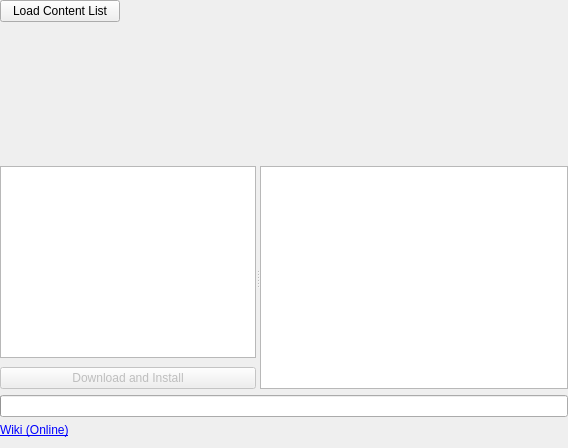
Above: generic/contentdownloaderplugin/form.ui from psi-im/plugins before the change. Below: the same form after it.
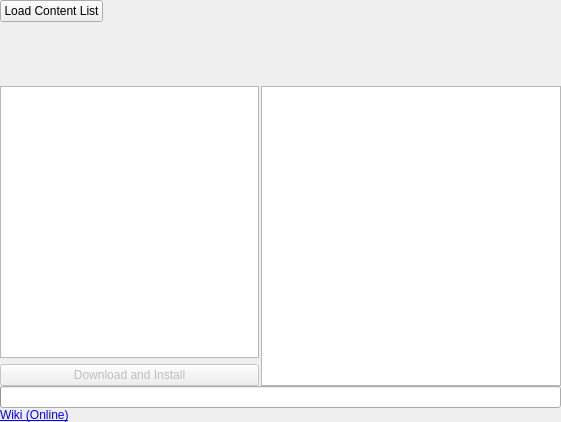
That is the form after the change.

Commit message: Updated contentdownloaderplugin. Fixed work with resources after previous commits. Optimized ui-file Code refactoring. Version up to 0.2.6

```diff
--- a/generic/contentdownloaderplugin/form.ui
+++ b/generic/contentdownloaderplugin/form.ui
@@ -6,20 +6,32 @@
    <rect>
     <x>0</x>
     <y>0</y>
-    <width>568</width>
-    <height>448</height>
+    <width>561</width>
+    <height>422</height>
    </rect>
   </property>
   <property name="sizePolicy">
-   <sizepolicy hsizetype="Expanding" vsizetype="Expanding">
+   <sizepolicy hsizetype="MinimumExpanding" vsizetype="Preferred">
     <horstretch>0</horstretch>
     <verstretch>0</verstretch>
    </sizepolicy>
   </property>
+  <property name="minimumSize">
+   <size>
+    <width>561</width>
+    <height>0</height>
+   </size>
+  </property>
   <property name="windowTitle">
    <string>Proxy Authentication Required</string>
   </property>
   <layout class="QVBoxLayout" name="verticalLayout">
+   <property name="spacing">
+    <number>0</number>
+   </property>
+   <property name="sizeConstraint">
+    <enum>QLayout::SetMinAndMaxSize</enum>
+   </property>
    <property name="leftMargin">
     <number>0</number>
    </property>
@@ -29,44 +41,69 @@
    <property name="rightMargin">
     <number>0</number>
    </property>
+   <property name="bottomMargin">
+    <number>0</number>
+   </property>
    <item>
     <widget class="QWidget" name="widgetLoadList" native="true">
-     <layout class="QGridLayout" name="gridLayout">
-      <property name="margin">
-       <number>0</number>
-      </property>
+     <layout class="QVBoxLayout" name="vL">
       <property name="spacing">
        <number>0</number>
       </property>
-      <item row="0" column="0">
-       <widget class="QPushButton" name="btnLoadList">
-        <property name="text">
-         <string>Load Content List</string>
+      <property name="leftMargin">
+       <number>0</number>
+      </property>
+      <property name="topMargin">
+       <number>0</number>
+      </property>
+      <property name="rightMargin">
+       <number>0</number>
+      </property>
+      <property name="bottomMargin">
+       <number>0</number>
+      </property>
+      <item>
+       <layout class="QHBoxLayout" name="hL">
+        <property name="spacing">
+         <number>0</number>
         </property>
-       </widget>
+        <item>
+         <widget class="QPushButton" name="btnLoadList">
+          <property name="sizePolicy">
+           <sizepolicy hsizetype="Fixed" vsizetype="Fixed">
+            <horstretch>0</horstretch>
+            <verstretch>0</verstretch>
+           </sizepolicy>
+          </property>
+          <property name="text">
+           <string>Load Content List</string>
+          </property>
+         </widget>
+        </item>
+        <item>
+         <spacer name="horizontalSpacer">
+          <property name="orientation">
+           <enum>Qt::Horizontal</enum>
+          </property>
+          <property name="sizeHint" stdset="0">
+           <size>
+            <width>40</width>
+            <height>20</height>
+           </size>
+          </property>
+         </spacer>
+        </item>
+       </layout>
       </item>
-      <item row="1" column="0">
+      <item>
        <spacer name="verticalSpacer">
         <property name="orientation">
          <enum>Qt::Vertical</enum>
         </property>
         <property name="sizeHint" stdset="0">
          <size>
-          <width>120</width>
-          <height>64</height>
-         </size>
-        </property>
-       </spacer>
-      </item>
-      <item row="0" column="1">
-       <spacer name="horizontalSpacer">
-        <property name="orientation">
-         <enum>Qt::Horizontal</enum>
-        </property>
-        <property name="sizeHint" stdset="0">
-         <size>
-          <width>40</width>
-          <height>20</height>
+          <width>20</width>
+          <height>40</height>
          </size>
         </property>
        </spacer>
@@ -76,11 +113,11 @@
    </item>
    <item>
     <widget class="QWidget" name="widgetContent" native="true">
-     <property name="sizePolicy">
-      <sizepolicy hsizetype="Expanding" vsizetype="Expanding">
-       <horstretch>0</horstretch>
-       <verstretch>0</verstretch>
-      </sizepolicy>
+     <property name="minimumSize">
+      <size>
+       <width>560</width>
+       <height>195</height>
+      </size>
      </property>
      <layout class="QHBoxLayout" name="horizontalLayout">
       <property name="spacing">
@@ -90,22 +127,22 @@
        <number>0</number>
       </property>
       <item>
-       <widget class="QSplitter" name="splitter">
-        <property name="orientation">
-         <enum>Qt::Horizontal</enum>
+       <layout class="QHBoxLayout" name="horizontalLayout_2">
+        <property name="spacing">
+         <number>2</number>
         </property>
-        <widget class="QWidget" name="widget_3" native="true">
-         <layout class="QVBoxLayout" name="verticalLayout_3">
+        <property name="sizeConstraint">
+         <enum>QLayout::SetDefaultConstraint</enum>
+        </property>
+        <item>
+         <layout class="QVBoxLayout" name="verticalLayout_2">
           <property name="spacing">
-           <number>9</number>
-          </property>
-          <property name="margin">
-           <number>0</number>
+           <number>6</number>
           </property>
           <item>
            <widget class="QTreeView" name="treeView">
             <property name="sizePolicy">
-             <sizepolicy hsizetype="Preferred" vsizetype="Preferred">
+             <sizepolicy hsizetype="Expanding" vsizetype="Expanding">
               <horstretch>0</horstretch>
               <verstretch>0</verstretch>
              </sizepolicy>
@@ -120,44 +157,42 @@
             <property name="enabled">
              <bool>false</bool>
             </property>
+            <property name="sizePolicy">
+             <sizepolicy hsizetype="Expanding" vsizetype="Fixed">
+              <horstretch>0</horstretch>
+              <verstretch>0</verstretch>
+             </sizepolicy>
+            </property>
             <property name="text">
              <string>Download and Install</string>
             </property>
            </widget>
           </item>
          </layout>
-        </widget>
-        <widget class="QTextBrowser" name="textEdit">
-         <property name="sizePolicy">
-          <sizepolicy hsizetype="Expanding" vsizetype="Expanding">
-           <horstretch>1</horstretch>
-           <verstretch>0</verstretch>
-          </sizepolicy>
-         </property>
-         <property name="readOnly">
-          <bool>true</bool>
-         </property>
-         <property name="html">
-          <string notr="true">&lt;!DOCTYPE HTML PUBLIC &quot;-//W3C//DTD HTML 4.0//EN&quot; &quot;http://www.w3.org/TR/REC-html40/strict.dtd&quot;&gt;
-&lt;html&gt;&lt;head&gt;&lt;meta name=&quot;qrichtext&quot; content=&quot;1&quot; /&gt;&lt;style type=&quot;text/css&quot;&gt;
-p, li { white-space: pre-wrap; }
-&lt;/style&gt;&lt;/head&gt;&lt;body style=&quot; font-family:'Liberation Serif'; font-size:12pt; font-weight:400; font-style:normal;&quot;&gt;
-&lt;p style=&quot;-qt-paragraph-type:empty; margin-top:0px; margin-bottom:0px; margin-left:0px; margin-right:0px; -qt-block-indent:0; text-indent:0px;&quot;&gt;&lt;br /&gt;&lt;/p&gt;&lt;/body&gt;&lt;/html&gt;</string>
-         </property>
-         <property name="textInteractionFlags">
-          <set>Qt::TextBrowserInteraction</set>
-         </property>
-         <property name="openExternalLinks">
-          <bool>true</bool>
-         </property>
-        </widget>
-       </widget>
+        </item>
+        <item>
+         <widget class="QTextBrowser" name="textEdit">
+          <property name="minimumSize">
+           <size>
+            <width>300</width>
+            <height>300</height>
+           </size>
+          </property>
+         </widget>
+        </item>
+       </layout>
       </item>
      </layout>
     </widget>
    </item>
    <item>
     <widget class="QProgressBar" name="progressBar">
+     <property name="sizePolicy">
+      <sizepolicy hsizetype="Expanding" vsizetype="Fixed">
+       <horstretch>0</horstretch>
+       <verstretch>0</verstretch>
+      </sizepolicy>
+     </property>
      <property name="alignment">
       <set>Qt::AlignCenter</set>
      </property>
@@ -170,22 +205,13 @@
     </widget>
    </item>
    <item>
-    <widget class="QWidget" name="widget" native="true">
-     <layout class="QHBoxLayout" name="horizontalLayout_2">
-      <property name="margin">
-       <number>0</number>
-      </property>
-      <item>
-       <widget class="QLabel" name="label">
-        <property name="text">
-         <string>&lt;a href=&quot;https://psi-plus.com/wiki/plugins#content_downloader_plugin&quot;&gt;Wiki (Online)&lt;/a&gt;</string>
-        </property>
-        <property name="openExternalLinks">
-         <bool>true</bool>
-        </property>
-       </widget>
-      </item>
-     </layout>
+    <widget class="QLabel" name="label">
+     <property name="text">
+      <string>&lt;a href=&quot;https://psi-plus.com/wiki/plugins#content_downloader_plugin&quot;&gt;Wiki (Online)&lt;/a&gt;</string>
+     </property>
+     <property name="openExternalLinks">
+      <bool>true</bool>
+     </property>
     </widget>
    </item>
   </layout>
```
Left out of the diff: 11 changed lines with no effect on the pictures. The commit also changes 4 other files.
